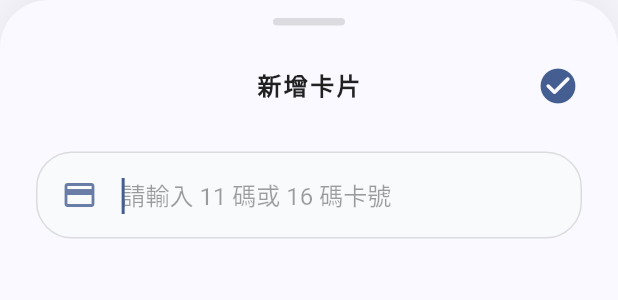
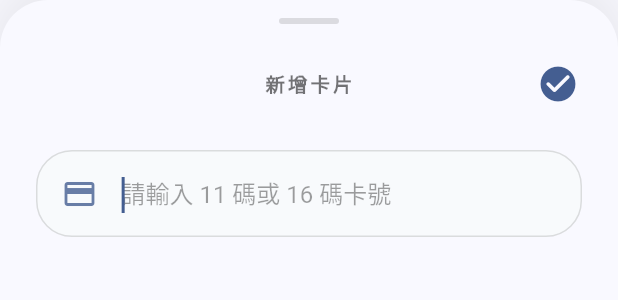
Before and after one commit to AlbertHongGG/Yoyu, a Flutter app: the AddCardBottomSheet widget shown alone on an empty page, opened directly, on a phone screen of 412 x 824 dp. Shown: the top 300 px of the screen. Run offline on Flutter 3.47's test engine with Material 3 defaults, Android fonts, the phone set to English and light mode, and no system bars; our stand-ins replace dio, flutter_riverpod, freezed_annotation, go_router, shared_preferences; accounts and stored records are empty; generated files the repository leaves out were written again; Roboto replaces fonts that are missing (Outfit).

Commit message:
feat: implement AddCardBottomSheet to allow users to add new cards via modal input

```diff
--- a/lib/features/home/presentation/widgets/add_card_bottom_sheet.dart
+++ b/lib/features/home/presentation/widgets/add_card_bottom_sheet.dart
@@ -84,12 +84,12 @@ class _AddCardBottomSheetState extends ConsumerState<AddCardBottomSheet> {
                 children: [
                   // Drag Handle
                   Container(
-                    width: 48,
-                    height: 5,
+                    width: 40,
+                    height: 4,
                     margin: const EdgeInsets.only(bottom: 16),
                     decoration: BoxDecoration(
                       color: isDark ? Colors.white24 : Colors.black12,
-                      borderRadius: BorderRadius.circular(2.5),
+                      borderRadius: BorderRadius.circular(2),
                     ),
                   ),
                   // Header with Title and Done Icon
@@ -100,10 +100,11 @@ class _AddCardBottomSheetState extends ConsumerState<AddCardBottomSheet> {
                       Text(
                         '新增卡片',
                         style: TextStyle(
-                          fontSize: 16,
+                          fontFamily: 'Outfit',
+                          fontSize: 13,
                           fontWeight: FontWeight.w700,
-                          letterSpacing: 1.5,
-                          color: isDark ? Colors.white70 : Colors.black87,
+                          letterSpacing: 2.0,
+                          color: isDark ? Colors.white54 : Colors.black54,
                         ),
                       ),
                       _isLoading
```
